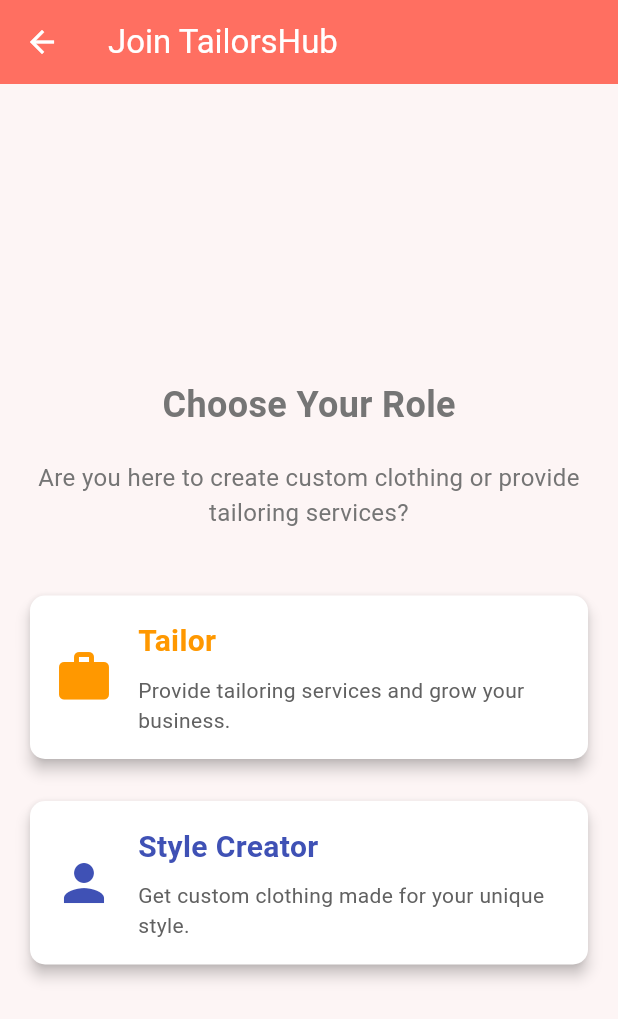
After one commit to noyon-360/Tailors-Hub, a Flutter app: the AccountSelectionPage screen opened directly, on a phone screen of 412 x 824 dp. The commit adds this screen. Shown: the top 1019 px of the screen. Run offline on Flutter 3.47's test engine with Material 3 defaults, Android fonts, the phone set to English and light mode, and no system bars; our stand-ins replace bloc, cloud_firestore, equatable, firebase_core, flutter_bloc, hydrated_bloc and 1 more; accounts and stored records are empty; generated files the repository leaves out were written again.

Commit message:
Join Tailors Hub | Choose Role

```diff
--- a/lib/main.dart
+++ b/lib/main.dart
@@ -10,6 +10,7 @@
 import 'package:tailors_hub/presentation/bloc/Theme%20Management/them_cubit.dart';
 import 'package:tailors_hub/presentation/bloc/Theme%20Management/them_state.dart';
 import 'package:tailors_hub/presentation/bloc/splash_bloc/splash_screen_bloc.dart';
+import 'package:tailors_hub/presentation/pages/account_selection_page.dart';
 
 import 'package:tailors_hub/presentation/pages/home.dart';
 import 'package:tailors_hub/presentation/pages/onboarding_screen.dart';
@@ -49,7 +50,7 @@
               buildWhen: (previous, current) => previous != current,
               builder: (context, state) {
                 if (state is SplashComplete) {
-                  return Home();
+                  return AccountSelectionPage();
                 } else if (state is OnboardingScreenComplete) {
                   return OnboardingScreen();
                 } else {
--- /dev/null
+++ b/lib/presentation/pages/account_selection_page.dart
@@ -0,0 +1,152 @@
+import 'package:flutter/material.dart';
+import 'package:tailors_hub/config/route/routes_name.dart';
+import 'package:tailors_hub/presentation/widgets/account_type_card.dart';
+
+class AccountSelectionPage extends StatelessWidget {
+  const AccountSelectionPage({super.key});
+
+  @override
+  Widget build(BuildContext context) {
+    return Scaffold(
+      appBar: AppBar(title: Text('Join TailorsHub')),
+      body: Center(
+        child: SingleChildScrollView(
+          child: Padding(
+            padding: const EdgeInsets.all(16.0),
+            child: Column(
+              mainAxisAlignment: MainAxisAlignment.center,
+              crossAxisAlignment: CrossAxisAlignment.center,
+              children: [
+                // Text(
+                //   'Join TailorsHub',
+                //   style: TextStyle(fontSize: 24, fontWeight: FontWeight.bold),
+                // ),
+                SizedBox(height: 20),
+                Text(
+                  'Choose Your Role',
+                  style: TextStyle(fontSize: 24, fontWeight: FontWeight.bold),
+                ),
+                SizedBox(height: 20),
+                Text(
+                  'Are you here to create custom clothing or provide tailoring services?',
+                  textAlign: TextAlign.center,
+                  style: TextStyle(fontSize: 16),
+                ),
+                SizedBox(height: 40),
+
+                OrientationBuilder(
+                  builder: (context, orientation) {
+                    bool isLandscape =
+                        MediaQuery.of(context).orientation ==
+                        Orientation.landscape;
+                    print(isLandscape);
+                    return isLandscape
+                        ? Row(
+                          children: [
+                            Expanded(
+                              child: AccountTypeCard(
+                                icon: Icons.work,
+                                title: 'Tailor',
+                                subtitle:
+                                    'Provide tailoring services and grow your business.',
+                                color: Colors.orange,
+                                // Coral color
+                                onTap: () {
+                                  Navigator.pushNamed(
+                                    context,
+                                    RouteNames.tailorLogin,
+                                  );
+                                },
+                              ),
+                            ),
+
+                            SizedBox(width: 20),
+
+                            // Style Creator Option
+                            Expanded(
+                              child: AccountTypeCard(
+                                icon: Icons.person,
+                                title: 'Style Creator',
+                                subtitle:
+                                    'Get custom clothing made for your unique style.',
+                                color: Colors.indigo,
+                                // Navy blue
+                                onTap: () {
+                                  Navigator.pushNamed(
+                                    context,
+                                    '/customer_register',
+                                  );
+                                },
+                              ),
+                            ),
+                          ],
+                        )
+                        : Column(
+                          children: [
+                            AccountTypeCard(
+                              icon: Icons.work,
+                              title: 'Tailor',
+                              subtitle:
+                                  'Provide tailoring services and grow your business.',
+                              color: Colors.orange,
+                              // Coral color
+                              onTap: () {
+                                Navigator.pushNamed(
+                                  context,
+                                  RouteNames.tailorLogin,
+                                );
+                              },
+                            ),
+
+                            SizedBox(height: 20),
+
+                            // Style Creator Option
+                            AccountTypeCard(
+                              icon: Icons.person,
+                              title: 'Style Creator',
+                              subtitle:
+                                  'Get custom clothing made for your unique style.',
+                              color: Colors.indigo,
+                              // Navy blue
+                              onTap: () {
+                                Navigator.pushNamed(
+                                  context,
+                                  '/customer_register',
+                                );
+                              },
+                            ),
+                          ],
+                        );
+                  },
+                ),
+                // Tailor Option
+                // AccountTypeCard(
+                //   icon: Icons.work,
+                //   title: 'Tailor',
+                //   subtitle: 'Provide tailoring services and grow your business.',
+                //   color: Colors.orange, // Coral color
+                //   onTap: () {
+                //     Navigator.pushNamed(context, '/tailor_register');
+                //   },
+                // ),
+                //
+                // SizedBox(height: 20),
+                //
+                // // Style Creator Option
+                // AccountTypeCard(
+                //   icon: Icons.person,
+                //   title: 'Style Creator',
+                //   subtitle: 'Get custom clothing made for your unique style.',
+                //   color: Colors.indigo, // Navy blue
+                //   onTap: () {
+                //     Navigator.pushNamed(context, '/customer_register');
+                //   },
+                // ),
+              ],
+            ),
+          ),
+        ),
+      ),
+    );
+  }
+}
--- /dev/null
+++ b/lib/presentation/widgets/account_type_card.dart
@@ -0,0 +1,58 @@
+import 'package:flutter/material.dart';
+
+class AccountTypeCard extends StatelessWidget {
+  final IconData icon;
+  final String title;
+  final String subtitle;
+  final Color color;
+  final VoidCallback onTap;
+
+  const AccountTypeCard({super.key,
+    required this.icon,
+    required this.title,
+    required this.subtitle,
+    required this.color,
+    required this.onTap,
+  });
+
+  @override
+  Widget build(BuildContext context) {
+    return Card(
+      elevation: 4,
+      shape: RoundedRectangleBorder(borderRadius: BorderRadius.circular(10)),
+      child: InkWell(
+        onTap: onTap,
+        borderRadius: BorderRadius.circular(10),
+        child: Padding(
+          padding: const EdgeInsets.all(16.0),
+          child: Row(
+            children: [
+              Icon(icon, size: 40, color: color),
+              SizedBox(width: 16),
+              Expanded(
+                child: Column(
+                  crossAxisAlignment: CrossAxisAlignment.start,
+                  children: [
+                    Text(
+                      title,
+                      style: TextStyle(
+                        fontSize: 20,
+                        fontWeight: FontWeight.bold,
+                        color: color,
+                      ),
+                    ),
+                    SizedBox(height: 8),
+                    Text(
+                      subtitle,
+                      style: TextStyle(fontSize: 14, color: Colors.grey[700]),
+                    ),
+                  ],
+                ),
+              ),
+            ],
+          ),
+        ),
+      ),
+    );
+  }
+}
```
